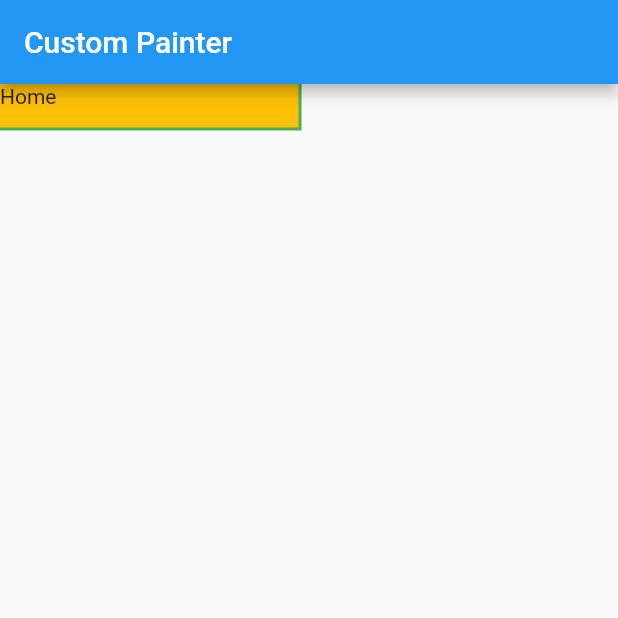
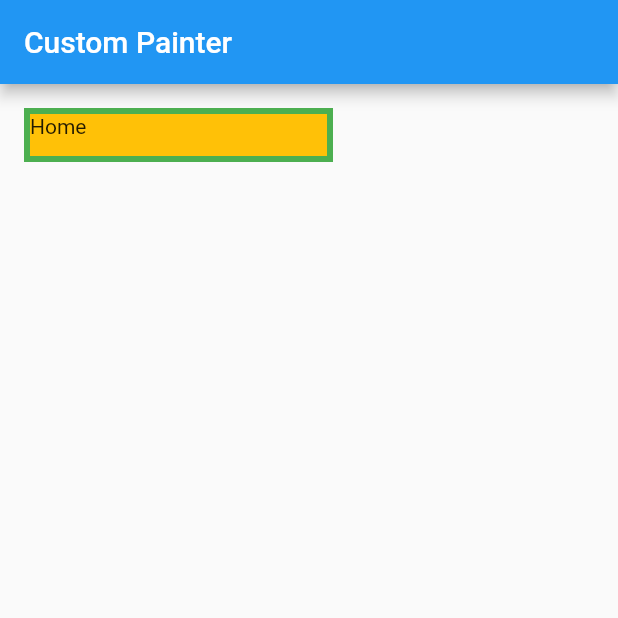
Before and after one commit to ocalvet/flutter_custom_painter, a Flutter app: the screen it shows after launch, on a phone screen of 412 x 824 dp, the top half of it. Run offline on Flutter 3.47's test engine with Material 2 defaults, Android fonts, the phone set to English and light mode, and no system bars.

Commit message:
Update border

```diff
--- a/lib/drawing.dart
+++ b/lib/drawing.dart
@@ -5,7 +5,7 @@ class Drawing extends CustomPainter {
   @override
   void paint(Canvas canvas, Size size) {
     Paint paint = Paint()
-    ..strokeWidth = 2.0
+    ..strokeWidth = 4.0
     ..style = PaintingStyle.stroke
     ..color = Colors.green;
     Rect area = Rect.fromLTWH(-2, -2, size.width + 2, size.height + 2);
--- a/lib/home_page.dart
+++ b/lib/home_page.dart
@@ -8,7 +8,11 @@ class HomePage extends StatelessWidget {
       appBar: AppBar(
         title: Text('Custom Painter'),
       ),
-      body: CustomPaint(
+      body: Stack(children: [
+        Positioned(
+          left: 20,
+          top: 20,
+          child: CustomPaint(
             foregroundPainter: Drawing(),
             child: Container(
               child: Text('Home'),
@@ -17,6 +21,8 @@ class HomePage extends StatelessWidget {
               color: Colors.amber,
             ),
           ),
+        )
+      ]),
     );
   }
 }
```
Lines whose indentation alone changed are shown as unchanged.
